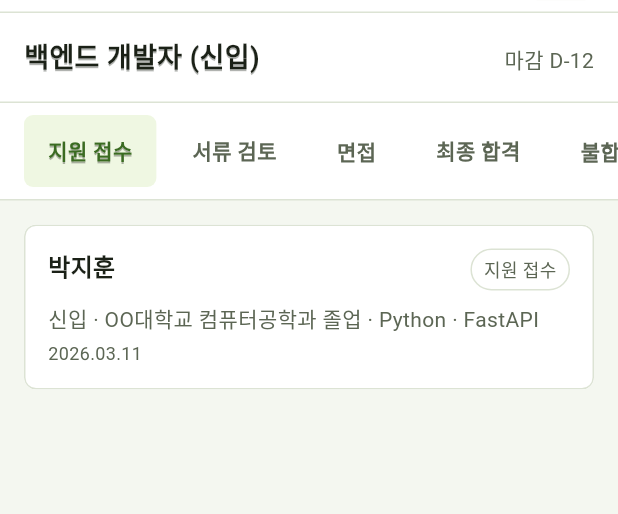
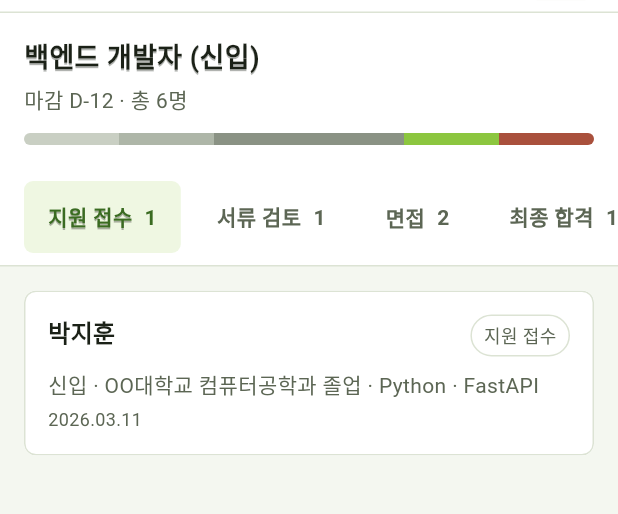
Before and after one commit to Seuk-Team/Arda, a Flutter app: the screen it shows after launch, on a phone screen of 412 x 824 dp, the part 77-591 px from its top. Run offline on Flutter 3.47's test engine with Material 3 defaults, Android fonts, the phone set to English and light mode, and no system bars; Roboto replaces fonts that are missing (IBM Plex Sans KR).

Commit message:
feat(app): 모바일 시안 반영 ② — 퍼널 바 · 탭 인원수 (#144)
## 무엇

시안(2026-08-28) 4번. 지원자 목록 헤더에 단계별 비율 막대를 넣고,
인원 숫자는 탭이 맡는다.


## 시안이 정한 역할 분담

웹(`mockup.html .funnel`)은 막대 아래에 단계 이름과 인원을 나란히 적지만
폰 너비에 그 라벨이 들어가지 않는다.

- **막대는 비율만, 숫자는 탭이** — 라벨을 두 번 그리지 않는다
- **툴팁 없음** — 05-design §5, 모바일은 hover가 없다. 눌러야만 보이는 정보는 없는 정보와 같다
- **막대는 읽기 전용** — 8dp는 48dp 터치 타깃을 못 채운다. 거르는 일은 탭이 맡는다

## 공고 헤더를 세로로 풀었다

목업은 공고명과 마감을 한 줄에 뒀지만, 시안이 총원과 막대를 더하면서
`공고명` → `마감 D-12 · 총 6명` → `막대` 순으로 쌓였다.
마감일이 없으면(상시 접수) 그 조각을 빼고 총원만 적는다 — ERD 비고.

## 색은 05-design §1 그대로

진행 구간은 무채 램프(§1이 흐름 그래프에 한해 허용), 합격만 연두, 불합격만 적갈.
화면 낭독기에는 비율 대신 실제 숫자를 읽어 준다(§10).

## 🐛 막대가 화면에서 사라지던 버그

`Row`는 기본 정렬이 `center`라 자식에게 느슨한 높이 제약(0~8)을 준다.
`ColoredBox`는 자식이 없으면 그중 **가장 작은 값(0)** 을 골라 두께가 사라졌다.

색은 칠해졌고 `analyze`·테스트도 통과했다. 문법이 아니라 배치 규칙 문제다.
`CrossAxisAlignment.stretch` + `DecoratedBox`로 고쳤다.

## 테스트를 크기로 검증한다 (15 → 19개)

눈으로는 "가늘어서 안 보이는 것"과 "높이가 0인 것"이 구분되지 않는다.
막대 높이 8dp · 구간 폭 비율(3:1 → 225:75) · 0명 단계 제외 · 빈 트랙을 잰다.

## 검증

- `flutter analyze` — No issues found
- `flutter test` — 19개 통과
- 실기기 SM-S928N (Android 16) 구동 확인

## 승인

`mobile/` 단독 — 오너 셀프 머지. 스키마·API 문서·타 도메인 변경 없음.

```diff
--- a/mobile/lib/screens/applicants_screen.dart
+++ b/mobile/lib/screens/applicants_screen.dart
@@ -28,6 +28,9 @@ class _ApplicantsScreenState extends State<ApplicantsScreen> {
   /// 목업이 `지원 접수` 에 `.on` 을 붙여 둔 것을 그대로 따른다.
   Stage _selected = Stage.applied;
 
+  /// 단계별 인원 — 퍼널 바와 탭이 함께 쓴다
+  Map<Stage, int> get _counts => stageCounts(mockApplicants);
+
   /// role/app.md §3: 단계 탭은 **필터**다. 선택한 단계만 보여 준다.
   List<Applicant> get _visible =>
       mockApplicants.where((a) => a.currentStage == _selected).toList();
@@ -40,17 +43,18 @@ class _ApplicantsScreenState extends State<ApplicantsScreen> {
       appBar: const AppTopBar(),
       body: Column(
         children: [
-          PostingHeader(posting: mockPosting),
+          PostingHeader(posting: mockPosting, counts: _counts),
           StageTabs(
             selected: _selected,
             onSelected: (stage) => setState(() => _selected = stage),
+            counts: _counts,
           ),
           Expanded(
             // 목업 `.mlist` — 카드 사이 8px, 바깥 여백 12px
             child: ListView.separated(
               padding: const EdgeInsets.all(AppSpace.s4),
               itemCount: applicants.length,
-              separatorBuilder: (_, _) => const SizedBox(height: AppSpace.s2),
+              separatorBuilder: (_, _) => const SizedBox(height: AppSpace.s3),
               itemBuilder: (_, i) => ApplicantCard(
                 applicant: applicants[i],
                 onTap: () => Navigator.pushNamed(
--- /dev/null
+++ b/mobile/lib/widgets/funnel_bar.dart
@@ -0,0 +1,77 @@
+/// 퍼널 바 — 시안(2026-08-28) 4번. 단계별 인원 **비율**만 보여 주는 막대다.
+///
+/// 웹(`mockup.html` `.funnel`)은 막대 아래에 단계 이름과 인원을 나란히 적지만,
+/// 폰 너비에는 그 라벨이 들어가지 않는다. 시안의 결정:
+///
+/// - **막대는 비율만, 숫자는 탭이** 나눠 맡는다. 라벨을 두 번 그리지 않는다.
+/// - **툴팁을 달지 않는다** — 05-design §5, 모바일은 hover 가 없다.
+///   눌러야만 보이는 정보는 없는 정보와 같다.
+/// - **필터로 만들지 않는다** — 8dp 막대는 48dp 터치 타깃을 못 채운다.
+///   거르는 일은 탭이 맡고, 막대는 읽기 전용이다.
+library;
+
+import 'package:flutter/material.dart';
+
+import '../models/stage.dart';
+import '../theme/tokens.dart';
+
+class FunnelBar extends StatelessWidget {
+  const FunnelBar({super.key, required this.counts});
+
+  /// 단계 → 인원
+  final Map<Stage, int> counts;
+
+  /// 시안: 막대 8dp
+  static const _height = 8.0;
+
+  @override
+  Widget build(BuildContext context) {
+    final total = counts.values.fold(0, (a, b) => a + b);
+
+    return Semantics(
+      // 화면 낭독기에는 비율 대신 실제 숫자를 읽어 준다 (05-design §10)
+      label: [
+        for (final s in Stage.values)
+          if ((counts[s] ?? 0) > 0) '${s.label} ${counts[s]}명',
+      ].join(', '),
+      excludeSemantics: true,
+      child: ClipRRect(
+        borderRadius: AppShape.pill,
+        child: SizedBox(
+          height: _height,
+          child: total == 0
+              // 아무도 없으면 빈 트랙만 그린다
+              ? const DecoratedBox(
+                  decoration: BoxDecoration(color: AppColors.bgSunken),
+                  child: SizedBox.expand(),
+                )
+              : Row(
+                  // ColoredBox 는 자식이 없으면 느슨한 제약에서 가장 작은 높이(0)를
+                  // 고른다. Row 기본 정렬(center)로 두면 막대가 사라진다
+                  crossAxisAlignment: CrossAxisAlignment.stretch,
+                  children: [
+                    for (final stage in Stage.values)
+                      if ((counts[stage] ?? 0) > 0)
+                        Expanded(
+                          flex: counts[stage]!,
+                          child: DecoratedBox(
+                            decoration: BoxDecoration(color: _colorOf(stage)),
+                          ),
+                        ),
+                  ],
+                ),
+        ),
+      ),
+    );
+  }
+
+  /// 05-design §1 — 진행 구간은 무채 램프(흐름 그래프 한정 허용),
+  /// **합격만 연두, 불합격만 적갈.**
+  static Color _colorOf(Stage stage) => switch (stage) {
+    Stage.applied => AppColors.funnelRamp[0],
+    Stage.screening => AppColors.funnelRamp[1],
+    Stage.interview => AppColors.funnelRamp[2],
+    Stage.accepted => AppColors.sprout,
+    Stage.rejected => AppColors.danger,
+  };
+}
--- a/mobile/lib/widgets/posting_header.dart
+++ b/mobile/lib/widgets/posting_header.dart
@@ -1,18 +1,30 @@
-/// 공고명 + 마감 D-day — `mockup-mobile.html` 의 `.mposting` 을 옮긴 것.
+/// 공고 헤더 — 시안(2026-08-28) 4번.
 ///
-/// 어느 공고의 지원자를 보고 있는지 알려 주는 줄이다.
-/// 공고 리스트 화면이 생기면 거기서 고른 공고가 여기로 넘어온다.
+/// 공고명 → `마감 D-12 · 총 22명` → 퍼널 바 순으로 쌓는다.
+/// 목업(`.mposting`)은 공고명과 마감을 한 줄에 나란히 뒀지만, 시안이 총원과
+/// 퍼널 바를 더하면서 세로로 풀렸다.
 library;
 
 import 'package:flutter/material.dart';
 
 import '../models/job_posting.dart';
+import '../models/stage.dart';
 import '../theme/tokens.dart';
+import '../utils/format.dart';
+import 'funnel_bar.dart';
 
 class PostingHeader extends StatelessWidget {
-  const PostingHeader({super.key, required this.posting, this.today});
+  const PostingHeader({
+    super.key,
+    required this.posting,
+    required this.counts,
+    this.today,
+  });
 
   final JobPosting posting;
+
+  /// 단계 → 인원. 총원과 퍼널 비율을 여기서 뽑는다
+  final Map<Stage, int> counts;
 
   /// 테스트에서 오늘 날짜를 고정하기 위한 구멍. 비우면 실제 오늘.
   final DateTime? today;
@@ -20,22 +32,23 @@ class PostingHeader extends StatelessWidget {
   @override
   Widget build(BuildContext context) {
     final deadline = posting.deadlineLabel(today ?? DateTime.now());
+    final total = counts.values.fold(0, (a, b) => a + b);
+
+    // 마감일이 없으면(상시 접수) 그 조각을 빼고 총원만 적는다 — ERD 비고
+    final meta = [
+      ?deadline,
+      '총 ${formatCount(total)}',
+    ].join(' · ');
 
     return Container(
       padding: const EdgeInsets.all(AppSpace.s4),
-      decoration: const BoxDecoration(
-        color: AppColors.bgElev,
-        border: Border(
-          bottom: BorderSide(color: AppColors.border, width: AppShape.borderW),
-        ),
-      ),
-      child: Row(
-        crossAxisAlignment: CrossAxisAlignment.baseline,
-        textBaseline: TextBaseline.alphabetic,
+      decoration: const BoxDecoration(color: AppColors.bgElev),
+      child: Column(
+        crossAxisAlignment: CrossAxisAlignment.stretch,
+        mainAxisSize: MainAxisSize.min,
         children: [
           // 05-design §7: 긴 공고명은 한 줄 ellipsis 로 자른다
-          Expanded(
-            child: Text(
+          Text(
             posting.title,
             maxLines: 1,
             overflow: TextOverflow.ellipsis,
@@ -48,15 +61,13 @@ class PostingHeader extends StatelessWidget {
               shadows: AppTextShadow.heading,
             ),
           ),
-          ),
 
-          // 마감일이 없으면(상시 접수) 아무것도 그리지 않는다 — ERD 비고
-          if (deadline != null) ...[
-            const SizedBox(width: AppSpace.s3),
+          const SizedBox(height: AppSpace.s1),
           Text(
-              deadline,
+            meta,
             // §2: 수치·날짜는 자리 폭 고정. 줄바꿈되면 버그다
             softWrap: false,
+            overflow: TextOverflow.ellipsis,
             style: const TextStyle(
               fontFamily: AppType.fontFamily,
               fontSize: AppType.num,
@@ -64,7 +75,9 @@ class PostingHeader extends StatelessWidget {
               fontFeatures: AppType.tabularNums,
             ),
           ),
-          ],
+
+          const SizedBox(height: AppSpace.s3),
+          FunnelBar(counts: counts),
         ],
       ),
     );
--- a/mobile/lib/widgets/stage_tabs.dart
+++ b/mobile/lib/widgets/stage_tabs.dart
@@ -14,10 +14,14 @@ class StageTabs extends StatelessWidget {
     super.key,
     required this.selected,
     required this.onSelected,
+    required this.counts,
   });
 
   final Stage selected;
   final ValueChanged<Stage> onSelected;
+
+  /// 단계 → 인원. 시안: 막대는 비율만, **숫자는 탭이** 보여 준다
+  final Map<Stage, int> counts;
 
   @override
   Widget build(BuildContext context) {
@@ -41,6 +45,7 @@ class StageTabs extends StatelessWidget {
             for (final stage in Stage.values) ...[
               _Tab(
                 label: stage.label,
+                count: counts[stage] ?? 0,
                 isSelected: stage == selected,
                 onTap: () => onSelected(stage),
               ),
@@ -57,11 +62,13 @@ class StageTabs extends StatelessWidget {
 class _Tab extends StatelessWidget {
   const _Tab({
     required this.label,
+    required this.count,
     required this.isSelected,
     required this.onTap,
   });
 
   final String label;
+  final int count;
   final bool isSelected;
   final VoidCallback onTap;
 
@@ -84,7 +91,10 @@ class _Tab extends StatelessWidget {
             height: AppType.menuItemHeight,
             alignment: Alignment.center,
             padding: const EdgeInsets.symmetric(horizontal: AppSpace.s4),
-            child: Text(
+            child: Row(
+              mainAxisSize: MainAxisSize.min,
+              children: [
+                Text(
                   label,
                   // 탭 라벨은 한 줄 고정. 두 줄이 되면 버그다 (§2)
                   softWrap: false,
@@ -96,6 +106,21 @@ class _Tab extends StatelessWidget {
                     shadows: isSelected ? AppTextShadow.heading : null,
                   ),
                 ),
+                const SizedBox(width: AppSpace.s2),
+                // 시안: 막대가 못 담는 값을 탭이 읽히게 한다
+                Text(
+                  "$count",
+                  softWrap: false,
+                  style: TextStyle(
+                    fontFamily: AppType.fontFamily,
+                    fontSize: AppType.sm,
+                    fontWeight: AppType.wSemiBold,
+                    color: isSelected ? AppColors.leaf : AppColors.textSub,
+                    fontFeatures: AppType.tabularNums,
+                  ),
+                ),
+              ],
+            ),
           ),
         ),
       ),
```
Also changed, not shown: 1 other file. Lines whose indentation alone changed are shown as unchanged.
